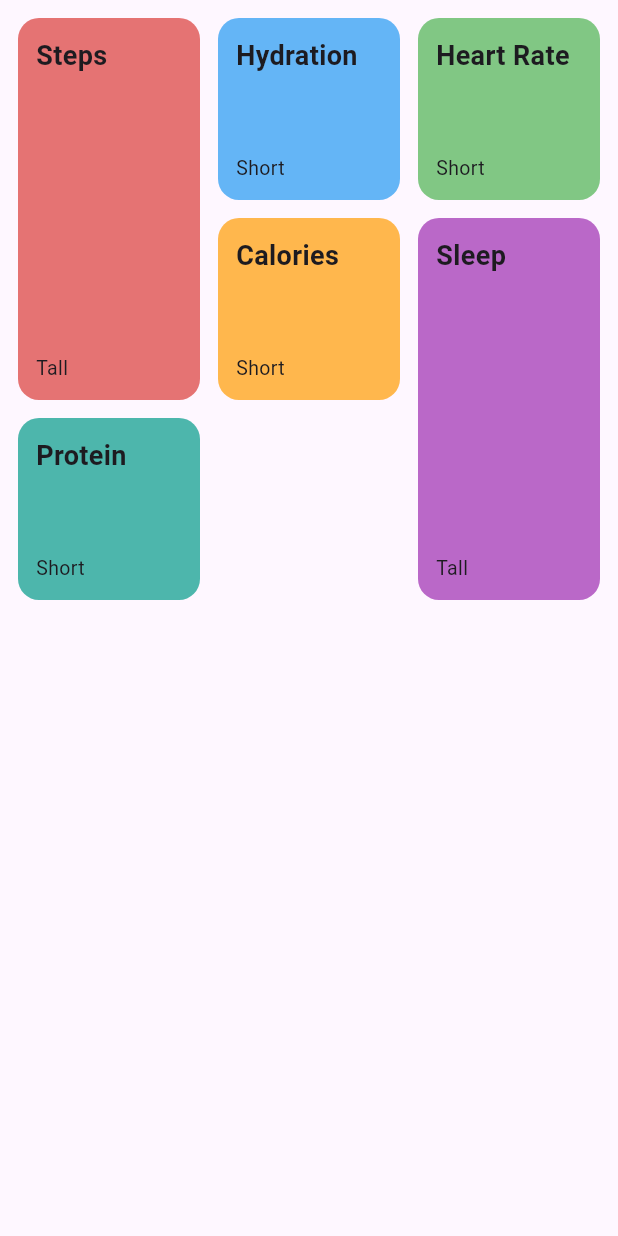
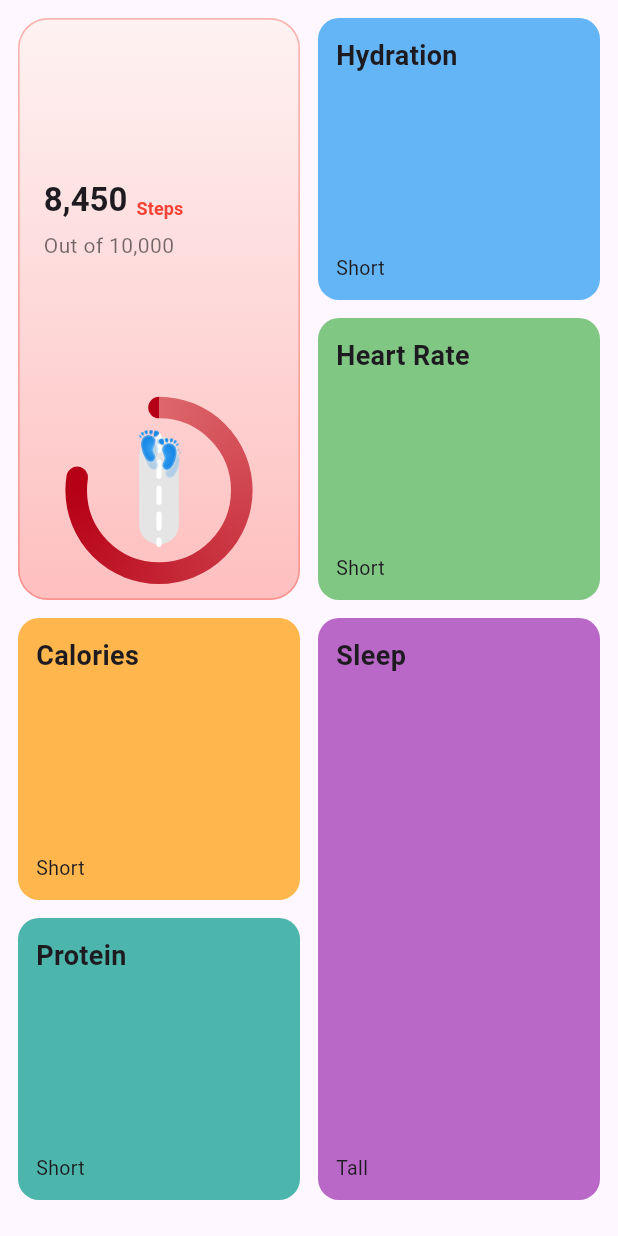
Before and after one commit to devOmedia/animated_gredview, a Flutter app: the screen it shows after launch, on a phone screen of 412 x 824 dp. Run offline on Flutter 3.47's test engine with Material 3 defaults, Android fonts, the phone set to English and light mode, and no system bars.

Commit message:
ADDED  STEP CARD

```diff
--- a/lib/main.dart
+++ b/lib/main.dart
@@ -2,6 +2,8 @@ import 'dart:math';
 
 import 'package:flutter/material.dart';
 import 'package:flutter_staggered_grid_view/flutter_staggered_grid_view.dart';
+
+import 'steps_card.dart';
 
 void main() {
   runApp(const MyApp());
@@ -44,7 +46,7 @@ class _MetricsGridPageState extends State<MetricsGridPage> {
     GridItem("Protein", Colors.teal.shade300, 1),
   ];
 
-  int crossAxisCount = 3;
+  int crossAxisCount = 2;
   double spacing = 12;
   double baseCellHeight = 100;
 
@@ -298,6 +300,14 @@ class _MetricsGridPageState extends State<MetricsGridPage> {
     double? feedbackWidth,
     double? feedbackHeight,
   }) {
+    if (item.title == "Steps") {
+      // Use the new StepsCard widget for the Steps item
+      return SizedBox(
+        width: feedbackWidth,
+        height: feedbackHeight ?? 270,
+        child: const StepsCard(),
+      );
+    }
     final tile = Container(
       width: feedbackWidth,
       height: feedbackHeight,
--- /dev/null
+++ b/lib/steps_card.dart
@@ -0,0 +1,95 @@
+import 'package:flutter/material.dart';
+
+import 'steps_progress_icon.dart';
+
+class StepsCard extends StatelessWidget {
+  const StepsCard({super.key});
+
+  @override
+  Widget build(BuildContext context) {
+    final theme = Theme.of(context);
+    final textTheme = theme.textTheme;
+    return Container(
+      height: 270,
+      decoration: BoxDecoration(
+        borderRadius: BorderRadius.circular(20),
+        border: Border.all(color: Colors.red.withOpacity(0.35), width: 1.1),
+        gradient: const LinearGradient(
+          colors: [
+            Color.fromARGB(255, 254, 242, 242),
+            Color.fromARGB(255, 254, 191, 191),
+          ],
+          begin: Alignment.topCenter,
+          end: Alignment.bottomCenter,
+        ),
+      ),
+      child: Padding(
+        padding: const EdgeInsets.symmetric(horizontal: 16, vertical: 12),
+        child: Column(
+          children: [
+            Expanded(
+              child: Column(
+                crossAxisAlignment: CrossAxisAlignment.start,
+                mainAxisAlignment: MainAxisAlignment.center,
+                children: [
+                  LayoutBuilder(
+                    builder: (context, constraints) {
+                      double maxW = constraints.maxWidth;
+                      double numberFont = 32;
+                      double labelFont = 16;
+                      if (maxW < 320) {
+                        numberFont = 22;
+                        labelFont = 12;
+                      } else if (maxW < 400) {
+                        numberFont = 26;
+                        labelFont = 14;
+                      } else if (maxW < 500) {
+                        numberFont = 28;
+                        labelFont = 15;
+                      }
+                      return Row(
+                        crossAxisAlignment: CrossAxisAlignment.end,
+                        children: [
+                          FittedBox(
+                            fit: BoxFit.scaleDown,
+                            child: Text(
+                              "8,450",
+                              style: textTheme.headlineSmall?.copyWith(
+                                fontWeight: FontWeight.w700,
+                                fontSize: numberFont,
+                              ),
+                            ),
+                          ),
+                          const SizedBox(width: 6),
+                          FittedBox(
+                            fit: BoxFit.scaleDown,
+                            child: Text(
+                              "Steps",
+                              style: textTheme.titleSmall?.copyWith(
+                                color: Colors.red,
+                                fontSize: labelFont,
+                                fontWeight: FontWeight.w600,
+                              ),
+                            ),
+                          ),
+                        ],
+                      );
+                    },
+                  ),
+                  const SizedBox(height: 6),
+                  Text(
+                    "Out of 10,000",
+                    style: textTheme.bodyMedium?.copyWith(
+                      color: Colors.black54,
+                    ),
+                  ),
+                ],
+              ),
+            ),
+            Center(child: StepsProgressIcon()),
+          ],
+        ),
+      ),
+    );
+  }
+}
--- /dev/null
+++ b/lib/steps_progress_icon.dart
@@ -0,0 +1,131 @@
+import 'dart:math';
+
+import 'package:flutter/material.dart';
+
+class StepsProgressIcon extends StatefulWidget {
+  const StepsProgressIcon({super.key});
+
+  @override
+  State<StepsProgressIcon> createState() => _StepsProgressIconState();
+}
+
+class _StepsProgressIconState extends State<StepsProgressIcon>
+    with SingleTickerProviderStateMixin {
+  late AnimationController _controller;
+  late Animation<double> curve;
+
+  @override
+  void initState() {
+    super.initState();
+    _controller = AnimationController(
+      vsync: this,
+      duration: const Duration(seconds: 4),
+    )..repeat();
+    curve = CurvedAnimation(parent: _controller, curve: Curves.easeInOutQuart);
+  }
+
+  @override
+  void dispose() {
+    _controller.dispose();
+    super.dispose();
+  }
+
+  @override
+  Widget build(BuildContext context) {
+    return AnimatedBuilder(
+      animation: curve,
+      builder: (_, _) => CustomPaint(
+        size: const Size(120, 120),
+        painter: StepIconPainter(progress: curve.value),
+      ),
+    );
+  }
+}
+
+class StepIconPainter extends CustomPainter {
+  final double progress;
+  StepIconPainter({required this.progress});
+
+  @override
+  void paint(Canvas canvas, Size size) {
+    final double rev = 1 - progress;
+    final center = Offset(size.width / 2, size.height / 2);
+    final radius = size.width * 0.46;
+    final arcRect = Rect.fromCircle(center: center, radius: radius);
+    final arcPaint = Paint()
+      ..shader = SweepGradient(
+        startAngle: -pi / 2,
+        endAngle: 2 * pi - pi / 2,
+        colors: [
+          const Color.fromARGB(255, 234, 137, 137),
+          const Color(0xFFB60015),
+        ],
+        stops: const [0.0, 1.0],
+        transform: GradientRotation(-pi / 2),
+      ).createShader(arcRect)
+      ..strokeWidth = size.width * 0.12
+      ..style = PaintingStyle.stroke
+      ..strokeCap = StrokeCap.round;
+    const startAngle = -pi / 2;
+    const sweepAngle = 1.55 * pi;
+    canvas.drawArc(arcRect, startAngle, sweepAngle, false, arcPaint);
+    final roadWidth = size.width * 0.22;
+    final roadHeight = size.height * 0.60;
+    final roadTop = center.dy - roadHeight / 2;
+    final roadRect = RRect.fromRectAndRadius(
+      Rect.fromLTWH(center.dx - roadWidth / 2, roadTop, roadWidth, roadHeight),
+      Radius.circular(roadWidth * 0.5),
+    );
+    canvas.drawRRect(roadRect, Paint()..color = const Color(0xffE5E5E5));
+    final dashPaint = Paint()
+      ..color = Colors.white
+      ..strokeWidth = roadWidth * 0.13
+      ..strokeCap = StrokeCap.round;
+    final dashLength = roadHeight * 0.13;
+    final gapLength = dashLength * 0.85;
+    final totalLength = dashLength + gapLength;
+    final offset = rev * totalLength * 6;
+    double y = roadTop - offset;
+    for (int i = 0; i < 12; i++) {
+      final yStart = y;
+      final yEnd = y + dashLength;
+      if (yEnd > roadTop && yStart < roadTop + roadHeight) {
+        canvas.drawLine(
+          Offset(center.dx, yStart.clamp(roadTop, roadTop + roadHeight)),
+          Offset(center.dx, yEnd.clamp(roadTop, roadTop + roadHeight)),
+          dashPaint,
+        );
+      }
+      y += totalLength;
+    }
+    const double footSize = 24;
+    final footStart = roadTop + dashLength;
+    final footEnd = roadTop + roadHeight - dashLength;
+    final footY = footStart + (footEnd - footStart) * rev;
+    final shadow = TextPainter(
+      text: const TextSpan(
+        text: "👣",
+        style: TextStyle(fontSize: footSize, color: Colors.black26),
+      ),
+      textDirection: TextDirection.ltr,
+    )..layout();
+    shadow.paint(
+      canvas,
+      Offset(center.dx - shadow.width / 2 + 2, footY - shadow.height / 2 + 5),
+    );
+    final painter = TextPainter(
+      text: const TextSpan(
+        text: "👣",
+        style: TextStyle(fontSize: footSize, color: Colors.black),
+      ),
+      textDirection: TextDirection.ltr,
+    )..layout();
+    painter.paint(
+      canvas,
+      Offset(center.dx - painter.width / 2, footY - painter.height / 2),
+    );
+  }
+
+  @override
+  bool shouldRepaint(covariant StepIconPainter oldDelegate) => true;
+}
```
